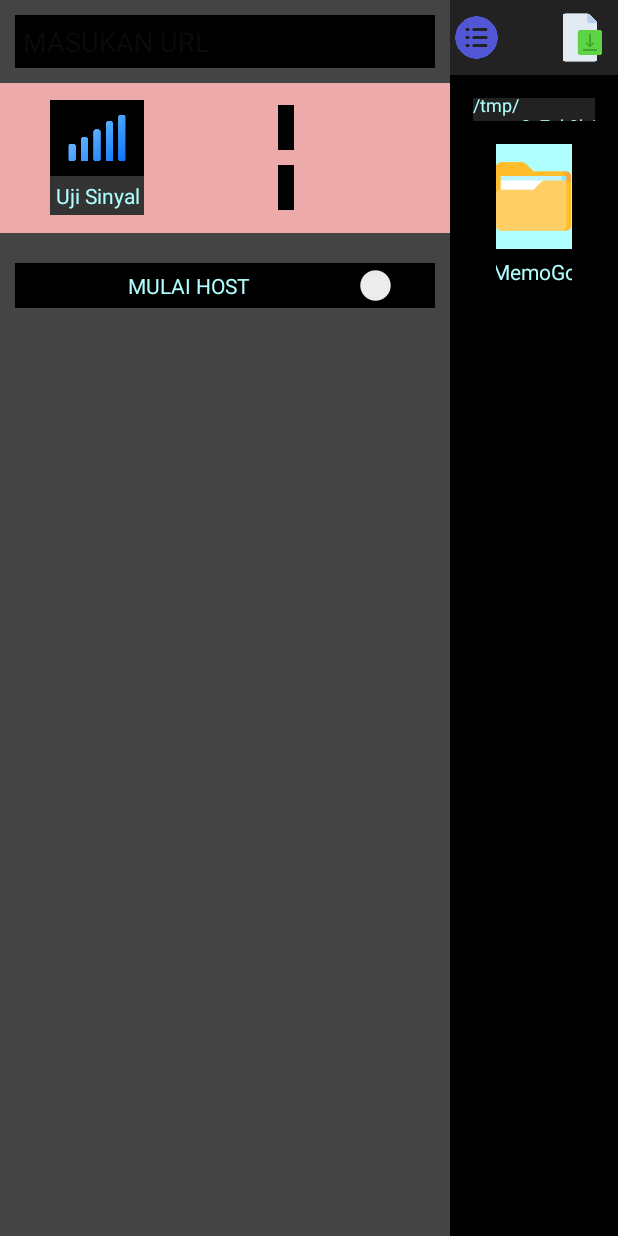
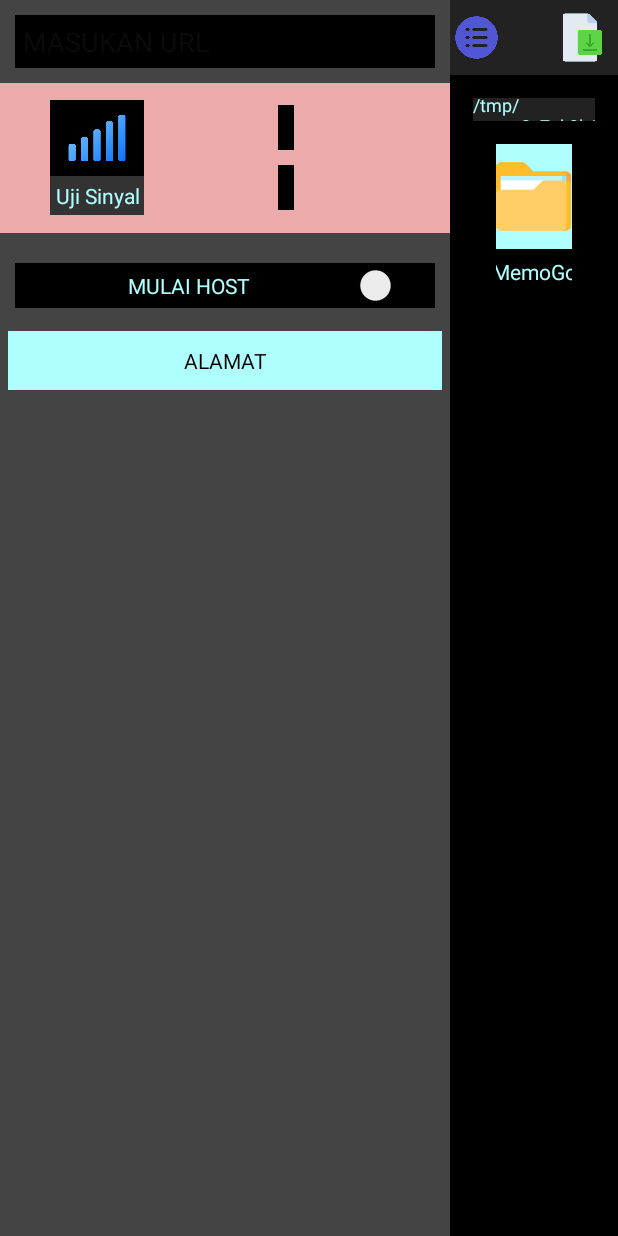
Before and after one commit to Trulala-Go/HostingGo, an Android app: the screen it shows after launch (MainActivity), after a tap on an icon or button, on a phone screen of 412 x 824 dp. Run offline under Robolectric (Android 15) with nearby library versions, the phone set to English and light mode, and no system bars.

Commit message:
Add files via upload

```diff
--- a/app/src/main/res/layout/activity_main.xml
+++ b/app/src/main/res/layout/activity_main.xml
@@ -115,6 +115,18 @@
                  android:textColor="#afffff"
                  android:id="@+id/mulaiHost"
                  android:text="MULAI HOST" />
+
+            <TextView
+                 android:layout_height="wrap_content"
+                 android:layout_width="match_parent"
+                 android:background="#afffff"
+                 android:gravity="center"
+                 android:padding="10dp"
+                 android:layout_margin="5dp"
+                 android:textColor="#000000"
+                 android:textIsSelectable="true"
+                 android:text="ALAMAT"
+                 android:id="@+id/alamat" />
 
         </LinearLayout>
 
```
